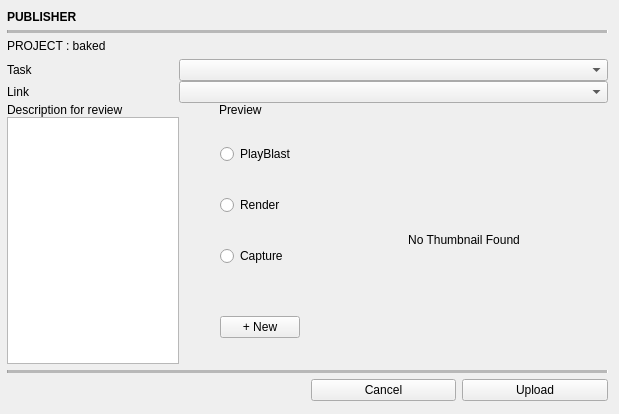
Qt form toolkit/config/python/upload_review.ui (yrchoo/baked) before a commit.
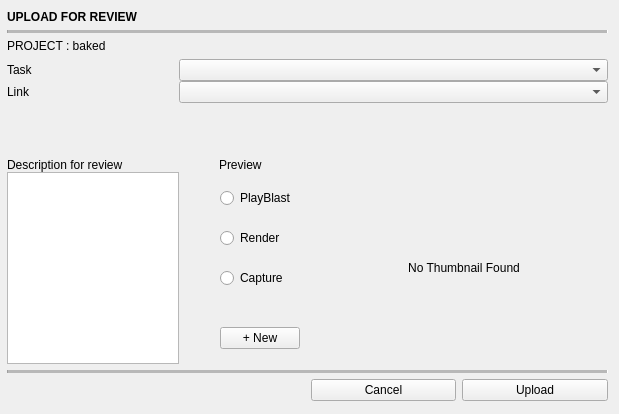
The same form after that commit.

Patch:
```diff
--- a/toolkit/config/python/upload_review.ui
+++ b/toolkit/config/python/upload_review.ui
@@ -55,7 +55,7 @@
        </font>
       </property>
       <property name="text">
-       <string>PUBLISHER</string>
+       <string>UPLOAD FOR REVIEW</string>
       </property>
      </widget>
     </item>
@@ -95,48 +95,10 @@
       <property name="spacing">
        <number>0</number>
       </property>
-      <item row="3" column="6">
-       <widget class="QLabel" name="label_thumbnail">
-        <property name="sizePolicy">
-         <sizepolicy hsizetype="Fixed" vsizetype="Fixed">
-          <horstretch>0</horstretch>
-          <verstretch>0</verstretch>
-         </sizepolicy>
-        </property>
-        <property name="minimumSize">
-         <size>
-          <width>288</width>
-          <height>162</height>
-         </size>
-        </property>
-        <property name="maximumSize">
-         <size>
-          <width>288</width>
-          <height>162</height>
-         </size>
-        </property>
-        <property name="text">
-         <string>No Thumbnail Found</string>
-        </property>
-        <property name="alignment">
-         <set>Qt::AlignCenter</set>
-        </property>
-       </widget>
+      <item row="0" column="1" colspan="8">
+       <widget class="QComboBox" name="comboBox_task"/>
       </item>
-      <item row="0" column="0">
-       <widget class="QLabel" name="label_18">
-        <property name="maximumSize">
-         <size>
-          <width>100</width>
-          <height>16777215</height>
-         </size>
-        </property>
-        <property name="text">
-         <string>Task</string>
-        </property>
-       </widget>
-      </item>
-      <item row="3" column="2">
+      <item row="4" column="2">
        <spacer name="horizontalSpacer_4">
         <property name="orientation">
          <enum>Qt::Horizontal</enum>
@@ -152,20 +114,10 @@
         </property>
        </spacer>
       </item>
-      <item row="1" column="0">
-       <widget class="QLabel" name="label_21">
-        <property name="maximumSize">
-         <size>
-          <width>100</width>
-          <height>16777215</height>
-         </size>
-        </property>
-        <property name="text">
-         <string>Link</string>
-        </property>
-       </widget>
+      <item row="1" column="1" colspan="8">
+       <widget class="QComboBox" name="comboBox_link"/>
       </item>
-      <item row="2" column="0">
+      <item row="3" column="0">
        <widget class="QLabel" name="label_26">
         <property name="text">
          <string>Description for review</string>
@@ -175,17 +127,7 @@
         </property>
        </widget>
       </item>
-      <item row="2" column="3" colspan="2">
-       <widget class="QLabel" name="label_14">
-        <property name="text">
-         <string>Preview</string>
-        </property>
-        <property name="alignment">
-         <set>Qt::AlignLeading|Qt::AlignLeft|Qt::AlignTop</set>
-        </property>
-       </widget>
-      </item>
-      <item row="3" column="5">
+      <item row="4" column="5">
        <spacer name="horizontalSpacer_5">
         <property name="orientation">
          <enum>Qt::Horizontal</enum>
@@ -201,10 +143,46 @@
         </property>
        </spacer>
       </item>
-      <item row="0" column="1" colspan="8">
-       <widget class="QComboBox" name="comboBox_task"/>
-      </item>
       <item row="3" column="3" colspan="2">
+       <widget class="QLabel" name="label_14">
+        <property name="text">
+         <string>Preview</string>
+        </property>
+        <property name="alignment">
+         <set>Qt::AlignLeading|Qt::AlignLeft|Qt::AlignTop</set>
+        </property>
+       </widget>
+      </item>
+      <item row="0" column="0">
+       <widget class="QLabel" name="label_18">
+        <property name="maximumSize">
+         <size>
+          <width>100</width>
+          <height>16777215</height>
+         </size>
+        </property>
+        <property name="text">
+         <string>Task</string>
+        </property>
+       </widget>
+      </item>
+      <item row="4" column="0">
+       <widget class="QPlainTextEdit" name="plainTextEdit_description_review"/>
+      </item>
+      <item row="1" column="0">
+       <widget class="QLabel" name="label_21">
+        <property name="maximumSize">
+         <size>
+          <width>100</width>
+          <height>16777215</height>
+         </size>
+        </property>
+        <property name="text">
+         <string>Link</string>
+        </property>
+       </widget>
+      </item>
+      <item row="4" column="3" colspan="2">
        <layout class="QVBoxLayout" name="verticalLayout">
         <property name="spacing">
          <number>6</number>
@@ -277,11 +255,46 @@
         </item>
        </layout>
       </item>
-      <item row="3" column="0">
-       <widget class="QPlainTextEdit" name="plainTextEdit_description_review"/>
+      <item row="4" column="6">
+       <widget class="QLabel" name="label_thumbnail">
+        <property name="sizePolicy">
+         <sizepolicy hsizetype="Fixed" vsizetype="Fixed">
+          <horstretch>0</horstretch>
+          <verstretch>0</verstretch>
+         </sizepolicy>
+        </property>
+        <property name="minimumSize">
+         <size>
+          <width>288</width>
+          <height>162</height>
+         </size>
+        </property>
+        <property name="maximumSize">
+         <size>
+          <width>288</width>
+          <height>162</height>
+         </size>
+        </property>
+        <property name="text">
+         <string>No Thumbnail Found</string>
+        </property>
+        <property name="alignment">
+         <set>Qt::AlignCenter</set>
+        </property>
+       </widget>
       </item>
-      <item row="1" column="1" colspan="8">
-       <widget class="QComboBox" name="comboBox_link"/>
+      <item row="2" column="0">
+       <spacer name="verticalSpacer">
+        <property name="orientation">
+         <enum>Qt::Vertical</enum>
+        </property>
+        <property name="sizeHint" stdset="0">
+         <size>
+          <width>20</width>
+          <height>40</height>
+         </size>
+        </property>
+       </spacer>
       </item>
      </layout>
     </item>
```
